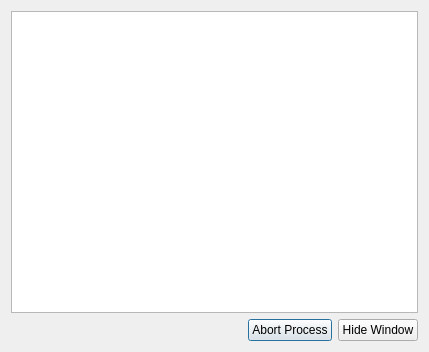
Qt form dlgruncliapp.ui (OrangeReaper/abStartupManager) before a commit.
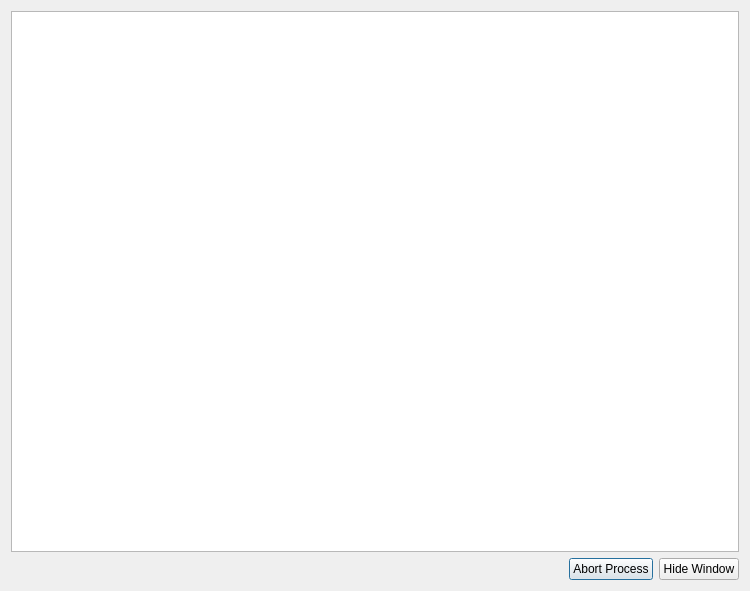
The same form after that commit. Icons and pictures are not drawn.

```diff
--- a/dlgruncliapp.ui
+++ b/dlgruncliapp.ui
@@ -6,8 +6,8 @@
    <rect>
     <x>0</x>
     <y>0</y>
-    <width>429</width>
-    <height>352</height>
+    <width>750</width>
+    <height>591</height>
    </rect>
   </property>
   <property name="windowTitle">
```
Left out of the diff: 6 changed lines with no effect on the pictures.
